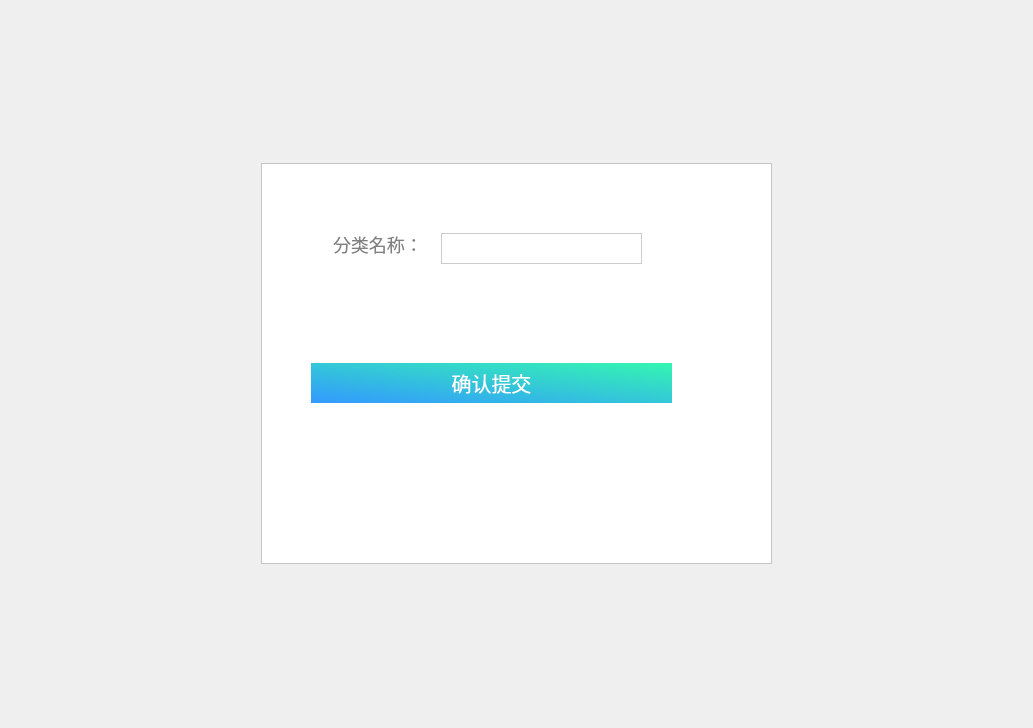
Before: the Qt Designer form Library/Library/admin_addclassify.ui in BooksOcean/BooksOcean, drawn with Qt 5.
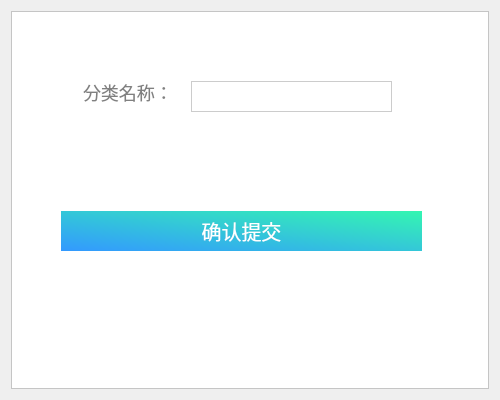
After: the same form once the commit is applied.

The edit to the form file:
```diff
--- a/Library/Library/admin_addclassify.ui
+++ b/Library/Library/admin_addclassify.ui
@@ -6,10 +6,16 @@
    <rect>
     <x>0</x>
     <y>0</y>
-    <width>1033</width>
-    <height>728</height>
+    <width>500</width>
+    <height>400</height>
    </rect>
   </property>
+  <property name="maximumSize">
+   <size>
+    <width>500</width>
+    <height>400</height>
+   </size>
+  </property>
   <property name="windowTitle">
    <string>admin_addclassify</string>
   </property>
```
